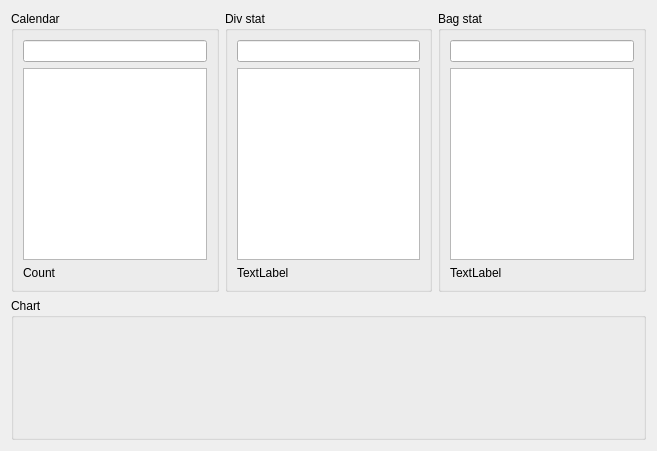
Old version of the form cfdstat/divstatwidget.ui in the repository AlexanderR9/repo_qt4.
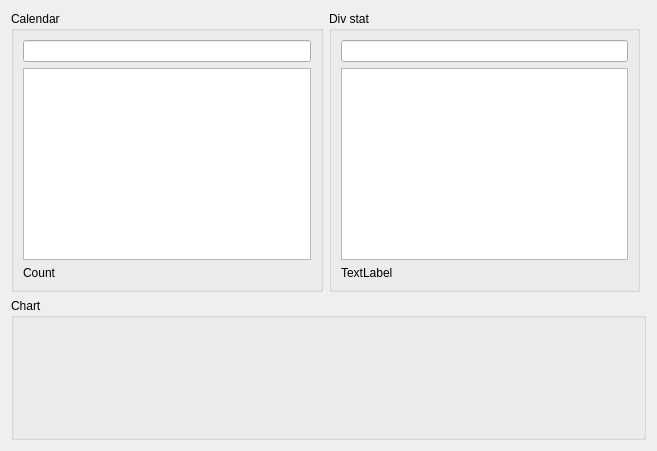
New version of the form.

Diff of the .ui file:
```diff
--- a/cfdstat/divstatwidget.ui
+++ b/cfdstat/divstatwidget.ui
@@ -78,35 +78,6 @@
      </layout>
     </widget>
    </item>
-   <item row="0" column="2">
-    <widget class="QGroupBox" name="bagBox">
-     <property name="title">
-      <string>Bag stat</string>
-     </property>
-     <layout class="QVBoxLayout" name="verticalLayout_2">
-      <item>
-       <widget class="QLineEdit" name="searchLineEdit3"/>
-      </item>
-      <item>
-       <widget class="QTableWidget" name="bagTable">
-        <property name="selectionMode">
-         <enum>QAbstractItemView::SingleSelection</enum>
-        </property>
-        <property name="selectionBehavior">
-         <enum>QAbstractItemView::SelectColumns</enum>
-        </property>
-       </widget>
-      </item>
-      <item>
-       <widget class="QLabel" name="countLabel3">
-        <property name="text">
-         <string>TextLabel</string>
-        </property>
-       </widget>
-      </item>
-     </layout>
-    </widget>
-   </item>
    <item row="1" column="0" colspan="3">
     <widget class="QGroupBox" name="chartBox">
      <property name="sizePolicy">
```
